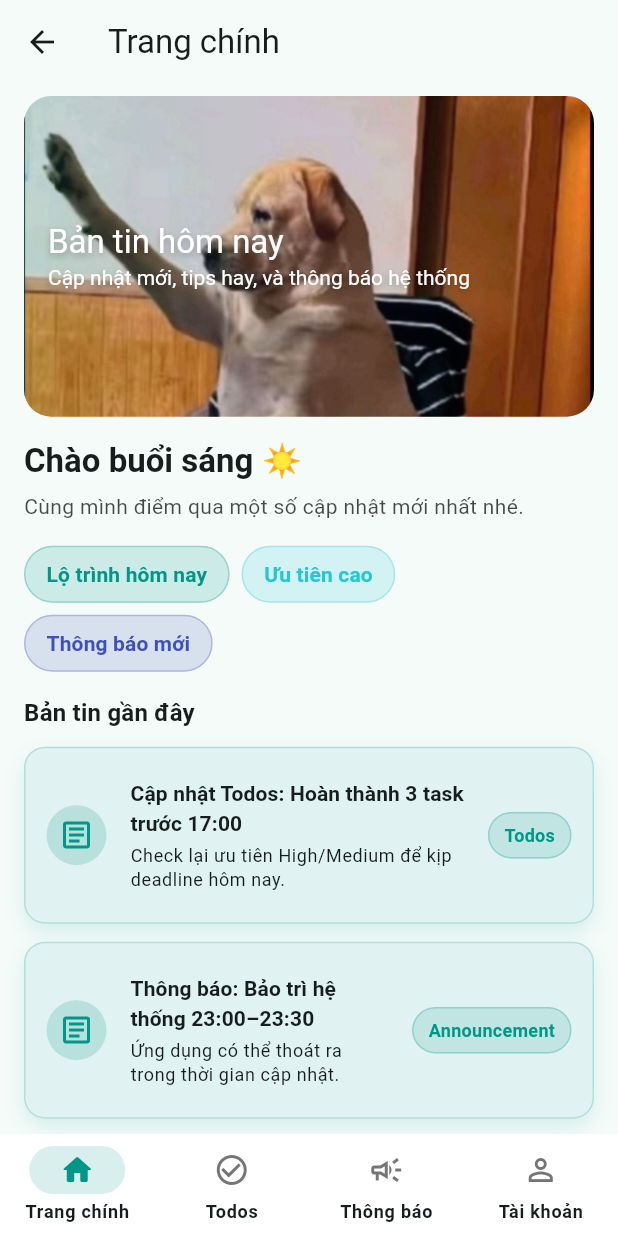
After one commit to vominhhien1222/todo_app_new, a Flutter app: the MainBottomNav screen opened by its route, on a phone screen of 412 x 824 dp. The commit adds this screen. Run offline on Flutter 3.47's test engine with Material 3 defaults, Android fonts, the phone set to English and light mode, and no system bars; our stand-ins replace cloud_firestore, firebase_auth, firebase_core, firebase_storage, fluttertoast, image_picker and 1 more; accounts and stored records are empty.

Commit message:
làm thêm màn hình chính có ảnh dui dui với theme dark,light

```diff
--- a/lib/auth/login_via_email.dart
+++ b/lib/auth/login_via_email.dart
@@ -54,13 +54,13 @@ class _LoginViaEmailState extends State<LoginViaEmail> {
       if (isAdmin) {
         Navigator.pushNamedAndRemoveUntil(
           context,
-          AppRoutes.admin,
+          AppRoutes.adminTodos,
           (route) => false,
         );
       } else {
         Navigator.pushNamedAndRemoveUntil(
           context,
-          AppRoutes.todos,
+          AppRoutes.userMain,
           (route) => false,
         );
       }
--- a/lib/providers/theme_provider.dart
+++ b/lib/providers/theme_provider.dart
@@ -1,4 +1,5 @@
 import 'package:flutter/material.dart';
+import 'package:shared_preferences/shared_preferences.dart';
 
 class ThemeProvider extends ChangeNotifier {
   bool _isDarkMode = false;
@@ -6,8 +7,23 @@ class ThemeProvider extends ChangeNotifier {
 
   ThemeMode get currentTheme => _isDarkMode ? ThemeMode.dark : ThemeMode.light;
 
-  void toggleTheme() {
+  ThemeProvider() {
+    _loadTheme();
+  }
+
+  /// 🔹 Load theme đã lưu trước đó
+  Future<void> _loadTheme() async {
+    final prefs = await SharedPreferences.getInstance();
+    _isDarkMode = prefs.getBool('isDarkMode') ?? false;
+    notifyListeners();
+  }
+
+  /// 🔹 Đổi theme và lưu lại
+  Future<void> toggleTheme() async {
     _isDarkMode = !_isDarkMode;
     notifyListeners();
+
+    final prefs = await SharedPreferences.getInstance();
+    await prefs.setBool('isDarkMode', _isDarkMode);
   }
 }
--- a/lib/providers/todo_provider.dart
+++ b/lib/providers/todo_provider.dart
@@ -14,7 +14,7 @@ class TodoProvider extends ChangeNotifier {
 
     return _firestore
         .collection('todos')
-        .where("userId", isEqualTo: user.uid) // lọc đúng uid
+        .orderBy("createdAt", descending: true) //
         .orderBy('createdAt', descending: true)
         .snapshots()
         .map((snapshot) {
--- a/lib/routes.dart
+++ b/lib/routes.dart
@@ -7,6 +7,8 @@ import 'user/user_announcements_screen.dart'; // 👈 đã có
 import 'admin/admin_panel_screen.dart';
 import 'admin/admin_users_screen.dart'; // 👈 THÊM import màn User Management
 import 'splash/splash_screen.dart';
+import 'user/main_bottom_nav.dart';
+import 'admin/admin_todos_screen.dart';
 
 class AppRoutes {
   static const String splash = '/splash';
@@ -16,8 +18,9 @@ class AppRoutes {
   static const String todos = '/todos';
   static const String userAnnouncements = '/userAnnouncements';
   static const String admin = '/admin';
-  static const String adminUsers =
-      '/admin/users'; // 👉 THÊM hằng số route cho User Management
+  static const String adminUsers = '/admin/users';
+  static const String userMain = '/userMain';
+  static const String adminTodos = '/adminTodos';
 
   static Map<String, WidgetBuilder> get routes => {
     splash: (_) => const SplashScreen(),
@@ -27,6 +30,8 @@ class AppRoutes {
     todos: (_) => const UserTodosScreen(),
     userAnnouncements: (_) => const UserAnnouncementsScreen(),
     admin: (_) => const AdminPanelScreen(),
-    adminUsers: (_) => const AdminUsersScreen(), // 👉 MAP route User Management
+    adminUsers: (_) => const AdminUsersScreen(),
+    userMain: (_) => const MainBottomNav(),
+    adminTodos: (_) => const AdminTodosScreen(),
   };
 }
--- /dev/null
+++ b/lib/user/main_bottom_nav.dart
@@ -0,0 +1,104 @@
+import 'package:flutter/material.dart';
+import 'user_home_screen.dart';
+import 'user_todos_screen.dart';
+import 'user_announcements_screen.dart';
+import 'user_profile_screen.dart';
+
+/// ----------------------------
+/// MAIN BOTTOM NAV (USER APP)
+/// ----------------------------
+/// Dùng NavigationBar (Material 3)
+/// + AnimatedSwitcher để chuyển tab có hiệu ứng Fade + Slide.
+/// + Màu pastel teal/cyan đồng bộ style "tươi tươi" của toàn app.
+/// + Giữ state khi chuyển tab (mỗi màn hình không bị reload).
+class MainBottomNav extends StatefulWidget {
+  const MainBottomNav({super.key});
+
+  @override
+  State<MainBottomNav> createState() => _MainBottomNavState();
+}
+
+class _MainBottomNavState extends State<MainBottomNav> {
+  int _currentIndex = 0;
+
+  // Danh sách 4 màn hình chính của User App
+  final _screens = const [
+    UserHomeScreen(), // 🏠 Trang chính (bản tin)
+    UserTodosScreen(), // ✅ Danh sách Todos
+    UserAnnouncementsScreen(), // 📢 Thông báo
+    UserProfileScreen(), // 👤 Hồ sơ cá nhân
+  ];
+
+  @override
+  Widget build(BuildContext context) {
+    final theme = Theme.of(context);
+    final isDark = theme.brightness == Brightness.dark;
+
+    // Màu pastel đồng bộ (teal + cyan)
+    final Color primary = isDark ? Colors.tealAccent : Colors.teal;
+    final Color navBg = isDark ? Colors.blueGrey.shade900 : Colors.white;
+    final Color inactive = isDark ? Colors.grey.shade400 : Colors.grey.shade600;
+
+    return Scaffold(
+      // AnimatedSwitcher tạo hiệu ứng chuyển trang mượt
+      body: AnimatedSwitcher(
+        duration: const Duration(milliseconds: 350),
+        transitionBuilder: (child, anim) => FadeTransition(
+          opacity: anim,
+          child: SlideTransition(
+            position: Tween(
+              begin: const Offset(0.05, 0.02), // trượt nhẹ khi chuyển tab
+              end: Offset.zero,
+            ).animate(anim),
+            child: child,
+          ),
+        ),
+        child: _screens[_currentIndex],
+      ),
+
+      // ----------------------------
+      // BOTTOM NAVIGATION BAR
+      // ----------------------------
+      bottomNavigationBar: NavigationBarTheme(
+        data: NavigationBarThemeData(
+          indicatorColor: primary.withOpacity(0.15),
+          labelTextStyle: WidgetStatePropertyAll(
+            theme.textTheme.labelMedium?.copyWith(fontWeight: FontWeight.w600),
+          ),
+        ),
+        child: NavigationBar(
+          backgroundColor: navBg,
+          elevation: 6,
+          height: 68,
+          animationDuration: const Duration(milliseconds: 300),
+          selectedIndex: _currentIndex,
+          onDestinationSelected: (index) {
+            setState(() => _currentIndex = index);
+          },
+          destinations: [
+            NavigationDestination(
+              icon: Icon(Icons.home_outlined, color: inactive),
+              selectedIcon: Icon(Icons.home_rounded, color: primary),
+              label: 'Trang chính',
+            ),
+            NavigationDestination(
+              icon: Icon(Icons.check_circle_outline, color: inactive),
+              selectedIcon: Icon(Icons.check_circle_rounded, color: primary),
+              label: 'Todos',
+            ),
+            NavigationDestination(
+              icon: Icon(Icons.campaign_outlined, color: inactive),
+              selectedIcon: Icon(Icons.campaign, color: primary),
+              label: 'Thông báo',
+            ),
+            NavigationDestination(
+              icon: Icon(Icons.person_outline, color: inactive),
+              selectedIcon: Icon(Icons.person, color: primary),
+              label: 'Tài khoản',
+            ),
+          ],
+        ),
+      ),
+    );
+  }
+}
--- /dev/null
+++ b/lib/user/user_home_screen.dart
@@ -0,0 +1,384 @@
+import 'package:flutter/material.dart';
+
+class UserHomeScreen extends StatefulWidget {
+  const UserHomeScreen({super.key});
+
+  @override
+  State<UserHomeScreen> createState() => _UserHomeScreenState();
+}
+
+class _UserHomeScreenState extends State<UserHomeScreen> {
+  // Mock dữ liệu bản tin: có title, subtitle, tag để lên màu chip.
+  final List<Map<String, String>> _news = [
+    {
+      "title": "Cập nhật Todos: Hoàn thành 3 task trước 17:00",
+      "subtitle": "Check lại ưu tiên High/Medium để kịp deadline hôm nay.",
+      "tag": "Todos",
+    },
+    {
+      "title": "Thông báo: Bảo trì hệ thống 23:00–23:30",
+      "subtitle": "Ứng dụng có thể thoát ra trong thời gian cập nhật.",
+      "tag": "Announcement",
+    },
+    {
+      "title": "Mẹo năng suất: Quy tắc 2 phút",
+      "subtitle": "Việc nào < 2 phút, làm ngay để đỡ tồn đọng.",
+      "tag": "Tips",
+    },
+  ];
+
+  // Giả lập refresh 800ms cho mượt (thay bằng load API/Firestore sau)
+  Future<void> _onRefresh() async {
+    await Future.delayed(const Duration(milliseconds: 800));
+    if (!mounted) return;
+    setState(() {
+      _news.shuffle(); // chỉ đổi thứ tự , sau dùng dữ liệu thật
+    });
+  }
+
+  String _greeting() {
+    final hour = DateTime.now().hour;
+    if (hour < 11) return "Chào buổi sáng ☀️";
+    if (hour < 14) return "Buổi trưa vui vẻ 🥗";
+    if (hour < 19) return "Buổi chiều năng suất ⚡";
+    return "Buổi tối thư giãn 🌙";
+    // Bạn có thể thay bằng tên user: "Xin chào, Thảo 👋"
+  }
+
+  @override
+  Widget build(BuildContext context) {
+    final theme = Theme.of(context);
+    final isDark = theme.brightness == Brightness.dark;
+
+    // Màu chủ đạo nhẹ nhàng, pha trộn để "tươi tươi" (tránh 1 màu).
+    // - Teal (màu thương hiệu)
+    // - Indigo/Cyan để tạo chiều sâu
+    final Color accent = isDark ? Colors.tealAccent : Colors.teal;
+    final Color subtle = isDark ? Colors.indigo.shade300 : Colors.indigo;
+    final Color cyanish = isDark ? Colors.cyanAccent : Colors.cyan.shade400;
+
+    return Scaffold(
+      // AppBar nhẹ, bạn có thể bỏ nếu dùng BottomNav có tiêu đề riêng
+      appBar: AppBar(
+        elevation: 0,
+        backgroundColor: theme.colorScheme.background,
+        title: const Text("Trang chính"),
+        centerTitle: false,
+      ),
+
+      // Kéo xuống refresh list
+      body: RefreshIndicator(
+        color: accent,
+        onRefresh: _onRefresh,
+        child: ListView(
+          padding: const EdgeInsets.fromLTRB(16, 8, 16, 24),
+          children: [
+            // -----------------------
+            // 1) Banner JPG + overlay
+            // -----------------------
+            _BannerWithOverlay(
+              isDark: isDark,
+              accent: accent,
+              cyanish: cyanish,
+              subtle: subtle,
+              // Nếu thiếu asset => fallback bằng gradient
+              assetPath: "assets/images/news_banner.jpg",
+            ),
+            const SizedBox(height: 16),
+
+            // -----------------------
+            // 2) Lời chào (greeting)
+            // -----------------------
+            Text(
+              _greeting(),
+              style: theme.textTheme.titleLarge?.copyWith(
+                fontWeight: FontWeight.w700,
+              ),
+            ),
+            const SizedBox(height: 6),
+            Text(
+              "Cùng mình điểm qua một số cập nhật mới nhất nhé.",
+              style: theme.textTheme.bodyMedium?.copyWith(
+                color: theme.textTheme.bodyMedium?.color?.withOpacity(0.8),
+              ),
+            ),
+            const SizedBox(height: 16),
+
+            // -----------------------
+            // 3) Dòng “nhanh tay” (quick chips)
+            //    => tạo điểm nhấn màu mè hơn 1 chút cho tươi
+            // -----------------------
+            _QuickActionChips(accent: accent, cyanish: cyanish, subtle: subtle),
+            const SizedBox(height: 16),
+
+            // -----------------------
+            // 4) Danh sách BẢN TIN (Cards)
+            // -----------------------
+            Text(
+              "Bản tin gần đây",
+              style: theme.textTheme.titleMedium?.copyWith(
+                fontWeight: FontWeight.w700,
+              ),
+            ),
+            const SizedBox(height: 10),
+
+            // List card tin tức
+            ..._news.map(
+              (item) => _NewsCard(
+                title: item["title"]!,
+                subtitle: item["subtitle"]!,
+                tag: item["tag"]!,
+                accent: accent,
+              ),
+            ),
+          ],
+        ),
+      ),
+    );
+  }
+}
+
+/// Banner có:
+/// - Ảnh PNG (assetPath)
+/// - Gradient mờ overlay (teal + cyan + indigo) cho "tươi tươi"
+/// - Fallback: nếu lỗi asset => hiển thị gradient thay thế (không crash)
+class _BannerWithOverlay extends StatelessWidget {
+  const _BannerWithOverlay({
+    required this.isDark,
+    required this.accent,
+    required this.cyanish,
+    required this.subtle,
+    required this.assetPath,
+  });
+
+  final bool isDark;
+  final Color accent;
+  final Color cyanish;
+  final Color subtle;
+  final String assetPath;
+
+  @override
+  Widget build(BuildContext context) {
+    final theme = Theme.of(context);
+
+    return ClipRRect(
+      borderRadius: BorderRadius.circular(18),
+      child: Stack(
+        alignment: Alignment.centerLeft,
+        children: [
+          // Ảnh PNG làm nền (errorBuilder => fallback)
+          AspectRatio(
+            aspectRatio: 16 / 9,
+            child: Image.asset(
+              assetPath,
+              fit: BoxFit.cover,
+              errorBuilder: (_, __, ___) {
+                // Nếu thiếu ảnh, dùng gradient thay thế
+                return Container(
+                  decoration: BoxDecoration(
+                    gradient: LinearGradient(
+                      colors: isDark
+                          ? [Colors.teal.shade900, Colors.indigo.shade900]
+                          : [Colors.teal.shade400, Colors.cyan.shade300],
+                      begin: Alignment.topLeft,
+                      end: Alignment.bottomRight,
+                    ),
+                  ),
+                );
+              },
+            ),
+          ),
+
+          // Overlay gradient mờ (tạo chiều sâu + dễ đọc chữ)
+          Positioned.fill(
+            child: Container(
+              decoration: BoxDecoration(
+                gradient: LinearGradient(
+                  colors: [
+                    // trộn nhẹ teal + indigo + transparent
+                    accent.withOpacity(isDark ? 0.30 : 0.20),
+                    subtle.withOpacity(isDark ? 0.25 : 0.12),
+                    Colors.transparent,
+                  ],
+                  begin: Alignment.centerLeft,
+                  end: Alignment.centerRight,
+                ),
+              ),
+            ),
+          ),
+
+          // Text giới thiệu
+          Padding(
+            padding: const EdgeInsets.symmetric(horizontal: 16),
+            child: RichText(
+              text: TextSpan(
+                style: theme.textTheme.titleLarge?.copyWith(
+                  color: Colors.white,
+                  shadows: const [
+                    Shadow(
+                      color: Colors.black26,
+                      blurRadius: 6,
+                      offset: Offset(0, 2),
+                    ),
+                  ],
+                ),
+                children: const [
+                  TextSpan(text: "Bản tin hôm nay\n"),
+                  TextSpan(
+                    text: "Cập nhật mới, tips hay, và thông báo hệ thống",
+                    style: TextStyle(fontSize: 14, fontWeight: FontWeight.w400),
+                  ),
+                ],
+              ),
+            ),
+          ),
+        ],
+      ),
+    );
+  }
+}
+
+/// Dải chip hành động nhanh cho cảm giác "tươi" & “app-like”
+/// - Màu sắc phối: teal/cyan/indigo nhạt (có thay đổi light/dark)
+class _QuickActionChips extends StatelessWidget {
+  const _QuickActionChips({
+    required this.accent,
+    required this.cyanish,
+    required this.subtle,
+  });
+
+  final Color accent;
+  final Color cyanish;
+  final Color subtle;
+
+  @override
+  Widget build(BuildContext context) {
+    final chipStyle = Theme.of(
+      context,
+    ).textTheme.labelLarge?.copyWith(fontWeight: FontWeight.w600);
+
+    return Wrap(
+      spacing: 8,
+      runSpacing: 8,
+      children: [
+        _ChipPill(
+          text: "Lộ trình hôm nay",
+          color: accent,
+          textStyle: chipStyle,
+        ),
+        _ChipPill(text: "Ưu tiên cao", color: cyanish, textStyle: chipStyle),
+        _ChipPill(text: "Thông báo mới", color: subtle, textStyle: chipStyle),
+      ],
+    );
+  }
+}
+
+class _ChipPill extends StatelessWidget {
+  const _ChipPill({required this.text, required this.color, this.textStyle});
+
+  final String text;
+  final Color color;
+  final TextStyle? textStyle;
+
+  @override
+  Widget build(BuildContext context) {
+    return Container(
+      padding: const EdgeInsets.symmetric(horizontal: 14, vertical: 8),
+      decoration: BoxDecoration(
+        color: color.withOpacity(0.16),
+        borderRadius: BorderRadius.circular(999),
+        border: Border.all(color: color.withOpacity(0.28)),
+      ),
+      child: Text(
+        text,
+        style: (textStyle ?? const TextStyle()).copyWith(color: color),
+      ),
+    );
+  }
+}
+
+/// Card hiển thị 1 bản tin:
+/// - Tag chip (màu theo accent)
+/// - Title + subtitle
+/// - Nền pastel nhạt tùy theme
+class _NewsCard extends StatelessWidget {
+  const _NewsCard({
+    required this.title,
+    required this.subtitle,
+    required this.tag,
+    required this.accent,
+  });
+
+  final String title;
+  final String subtitle;
+  final String tag;
+  final Color accent;
+
+  @override
+  Widget build(BuildContext context) {
+    final theme = Theme.of(context);
+    final isDark = theme.brightness == Brightness.dark;
+
+    return Container(
+      margin: const EdgeInsets.only(bottom: 12),
+      decoration: BoxDecoration(
+        color: isDark ? Colors.blueGrey.shade900 : Colors.teal.shade50,
+        borderRadius: BorderRadius.circular(14),
+        boxShadow: [
+          BoxShadow(
+            color: isDark
+                ? Colors.black.withOpacity(0.25)
+                : Colors.teal.shade200.withOpacity(0.25),
+            blurRadius: 10,
+            offset: const Offset(0, 6),
+          ),
+        ],
+        border: Border.all(
+          color: isDark ? Colors.white10 : Colors.teal.shade100,
+        ),
+      ),
+      child: ListTile(
+        contentPadding: const EdgeInsets.fromLTRB(14, 12, 14, 12),
+        leading: CircleAvatar(
+          backgroundColor: accent.withOpacity(0.18),
+          foregroundColor: accent,
+          child: const Icon(Icons.article_outlined),
+        ),
+        title: Text(
+          title,
+          style: theme.textTheme.titleSmall?.copyWith(
+            fontWeight: FontWeight.w700,
+          ),
+        ),
+        subtitle: Padding(
+          padding: const EdgeInsets.only(top: 4.0),
+          child: Text(subtitle, style: theme.textTheme.bodySmall),
+        ),
+        trailing: Container(
+          padding: const EdgeInsets.symmetric(horizontal: 10, vertical: 6),
+          decoration: BoxDecoration(
+            color: accent.withOpacity(0.14),
+            borderRadius: BorderRadius.circular(999),
+            border: Border.all(color: accent.withOpacity(0.25)),
+          ),
+          child: Text(
+            tag,
+            style: TextStyle(
+              color: accent,
+              fontWeight: FontWeight.w600,
+              fontSize: 12,
+              letterSpacing: 0.2,
+            ),
+          ),
+        ),
+        onTap: () {
+          // TODO: sau này điều hướng sang user_detail_screen.dart (Hero + slide)
+          // Navigator.push(context, MaterialPageRoute(builder: (_) => const UserDetailScreen(...)));
+          ScaffoldMessenger.of(
+            context,
+          ).showSnackBar(SnackBar(content: Text("Đang mở: $tag")));
+        },
+      ),
+    );
+  }
+}
--- a/pubspec.yaml
+++ b/pubspec.yaml
@@ -27,6 +27,7 @@ dependencies:
   fluttertoast: ^8.2.4
   image_picker: ^1.0.7
   intl: ^0.18.1
+  shared_preferences: ^2.3.3
 
 dev_dependencies:
   flutter_test:
@@ -38,5 +39,8 @@ flutter:
 
   assets:
     - assets/images/logo_car.png
+    - assets/images/news_banner.jpg
+
+
     # hoặc muốn load cả thư mục thì:
     # - assets/images/
```
Also changed, not shown: assets/images/news_banner.jpg (added), pubspec.lock, 1 other file.
